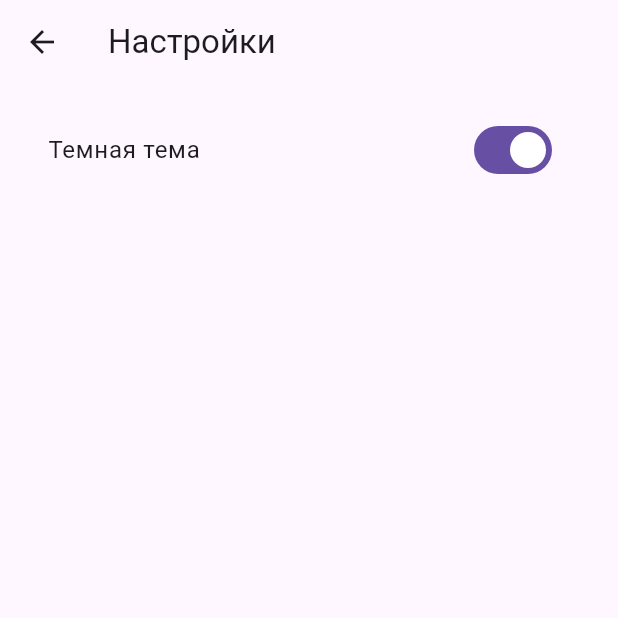
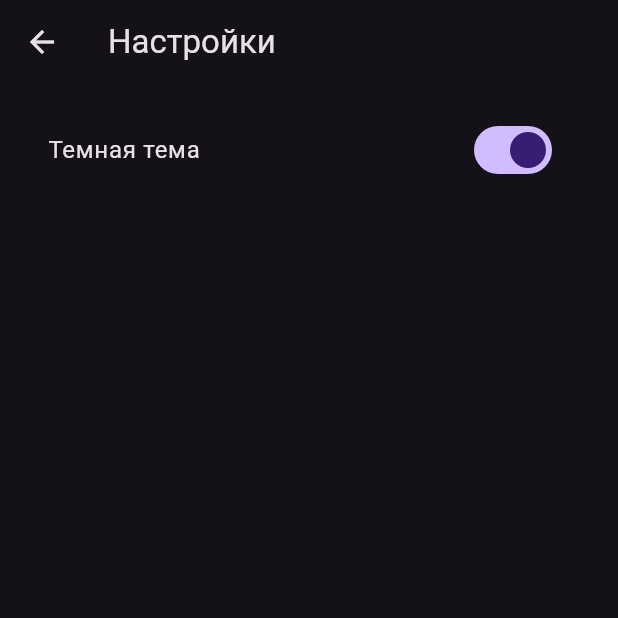
Before and after one commit to ialakey/srbguide, a Flutter app: the SettingsScreen screen opened directly, after a tap on "Темная тема", on a phone screen of 412 x 824 dp, the top half of it. Run offline on Flutter 3.47's test engine with Material 3 defaults, Android fonts, the phone set to English and light mode, and no system bars; our stand-ins replace open_file, shared_preferences, webview_flutter; missing offline and left inert: add_2_calendar, docx_template; accounts and stored records are empty.

Commit message:
add dark theme

```diff
--- a/lib/main.dart
+++ b/lib/main.dart
@@ -13,15 +13,31 @@ import 'screens/white_cardboard.dart';
 import 'widget/drawer.dart';
 
 void main() {
-  runApp(MainScreen());
+  runApp(MainScreen(setThemeMode: (ThemeMode ) {  },));
 }
 
 class MainScreen extends StatefulWidget {
+  final Function(ThemeMode) setThemeMode;
+
+  const MainScreen({Key? key, required this.setThemeMode}) : super(key: key);
+
   @override
   _MainScreenState createState() => _MainScreenState();
+
+  static _MainScreenState? of(BuildContext context) =>
+      context.findAncestorStateOfType<_MainScreenState>();
 }
 
 class _MainScreenState extends State<MainScreen> {
+
+  ThemeMode _themeMode = ThemeMode.system;
+
+  void setThemeMode(ThemeMode themeMode) {
+    setState(() {
+      _themeMode = themeMode;
+    });
+  }
+
   int _selectedNavItem = 0;
 
   @override
@@ -29,7 +45,7 @@ class _MainScreenState extends State<MainScreen> {
     return MaterialApp(
       theme: ThemeData.light(),
       darkTheme: ThemeData.dark(),
-      themeMode: ThemeMode.system,
+      themeMode: _themeMode,
       home: Scaffold(
         appBar: AppBar(
           title: Text("Serbia guide"),
--- a/lib/screens/calculator.dart
+++ b/lib/screens/calculator.dart
@@ -2,7 +2,6 @@ import 'package:add_2_calendar/add_2_calendar.dart';
 import 'package:flutter/material.dart';
 import 'package:intl/intl.dart';
 import 'package:intl/date_symbol_data_local.dart';
-import 'package:srbguide/utils/snackbar_utils.dart';
 
 class VisaFreeCalculator extends StatefulWidget {
   @override
--- a/lib/screens/settings.dart
+++ b/lib/screens/settings.dart
@@ -1,5 +1,6 @@
 import 'package:flutter/material.dart';
 import 'package:shared_preferences/shared_preferences.dart';
+import 'package:srbguide/main.dart';
 
 class SettingsScreen extends StatefulWidget {
   @override
@@ -28,12 +29,16 @@ class _SettingsScreenState extends State<SettingsScreen> {
     setState(() {
       _isDarkMode = isDarkMode;
       _prefs!.setBool('isDarkMode', isDarkMode);
+      _updateThemeMode(isDarkMode);
     });
-    if (isDarkMode) {
-      ThemeMode.dark;
-    } else {
-      ThemeMode.light;
-    }
+  }
+
+  void _updateThemeMode(bool isDarkMode) {
+    ThemeMode newThemeMode = isDarkMode ? ThemeMode.dark : ThemeMode.light;
+    _prefs!.setBool('isDarkMode', isDarkMode);
+    // Используем колбэк для передачи информации о смене темы в MainScreen
+    final mainScreen = MainScreen.of(context);
+    mainScreen?.setThemeMode(newThemeMode);
   }
 
   @override
```
